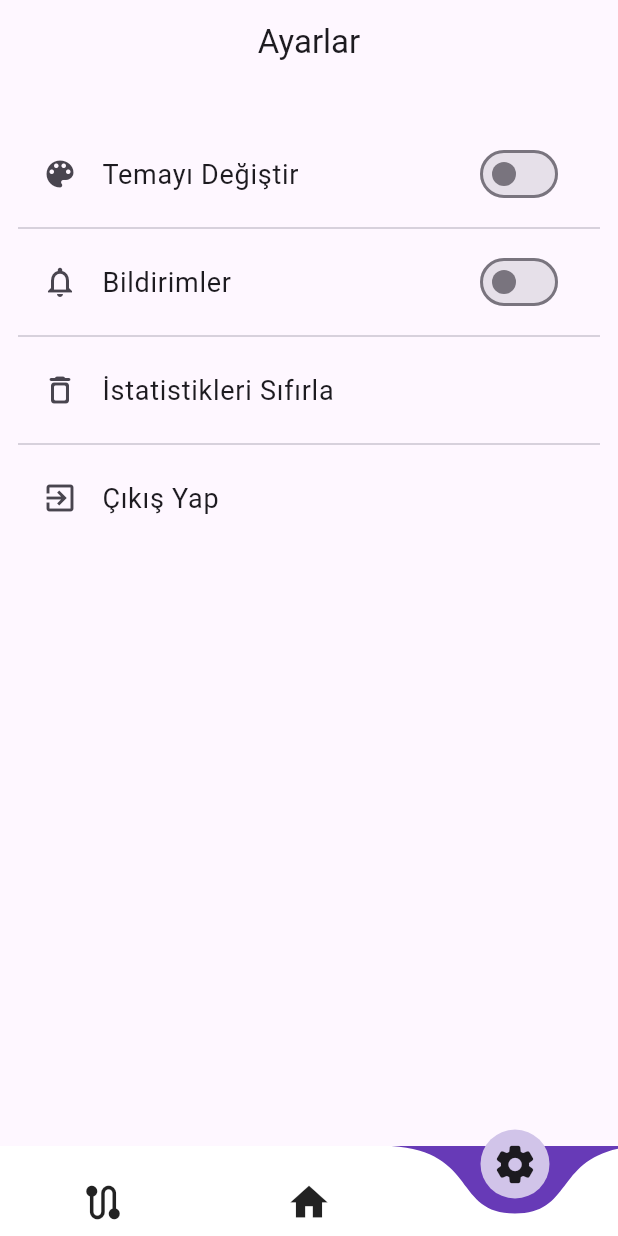
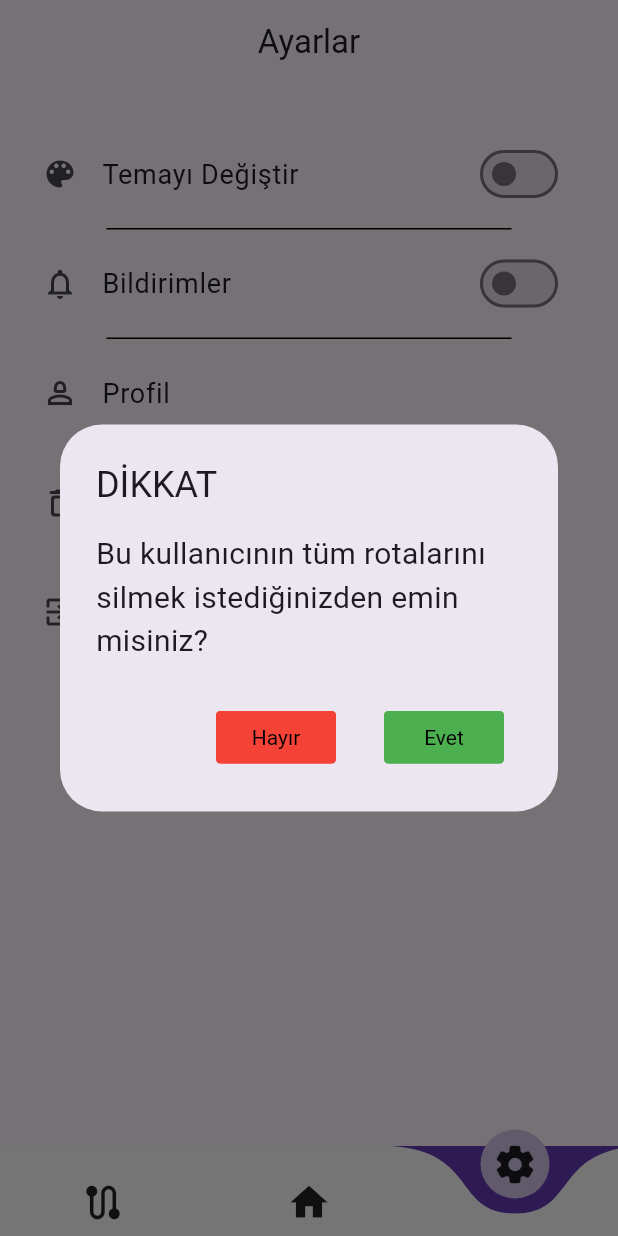
Before and after one commit to bugrahankaramollaoglu/rota_portali, a Flutter app: the screen it shows once a user with an empty profile is signed in, item 3 of the bottom bar chosen, after a tap on "İstatistikleri Sıfırla", on a phone screen of 412 x 824 dp. Run offline on Flutter 3.47's test engine with Material 3 defaults, Android fonts, the phone set to English and light mode, and no system bars; drawn by our look-alikes of curved_navigation_bar, getwidget; our stand-ins replace cloud_firestore, dio, firebase_auth, firebase_core, flutter_rating_bar, fluttertoast and 6 more; missing offline and left inert: flutter_polyline_points; accounts and stored records are empty.

Commit message:
ok. working on settings

```diff
--- a/lib/pages/sub_pages/settings_screen.dart
+++ b/lib/pages/sub_pages/settings_screen.dart
@@ -5,7 +5,7 @@ import 'package:getwidget/components/button/gf_button.dart';
 import 'package:google_fonts/google_fonts.dart';
 
 class Settings_Screen extends StatefulWidget {
-  const Settings_Screen({Key? key}) : super(key: key);
+  const Settings_Screen({super.key});
 
   @override
   _Settings_ScreenState createState() => _Settings_ScreenState();
@@ -13,7 +13,7 @@ class Settings_Screen extends StatefulWidget {
 
 class _Settings_ScreenState extends State<Settings_Screen> {
   ThemeMode _themeMode = ThemeMode.light;
-  bool _notificationMode = true;
+  final bool _notificationMode = true;
 
   int _selectedIndex = 0;
 
@@ -33,7 +33,7 @@ class _Settings_ScreenState extends State<Settings_Screen> {
   Widget build(BuildContext context) {
     return Scaffold(
       appBar: AppBar(
-        title: Text('Ayarlar'),
+        title: const Text('Ayarlar'),
         centerTitle: true,
       ),
       body: Padding(
@@ -57,7 +57,7 @@ class _Settings_ScreenState extends State<Settings_Screen> {
                 },
               ),
             ),
-            const Divider(),
+            Center(child: _divider()),
             ListTile(
               leading: const Icon(Icons.notifications_outlined),
               title: const Text(
@@ -73,7 +73,18 @@ class _Settings_ScreenState extends State<Settings_Screen> {
                 },
               ),
             ),
-            const Divider(),
+            Center(child: _divider()),
+            ListTile(
+              leading: const Icon(Icons.person_2_outlined),
+              title: const Text(
+                'Profil',
+                style: TextStyle(fontSize: 18),
+              ),
+              onTap: () {
+                // Add navigation logic here
+              },
+            ),
+            Center(child: _divider()),
             ListTile(
               leading: const Icon(Icons.delete_outline_rounded),
               title: const Text(
@@ -81,10 +92,10 @@ class _Settings_ScreenState extends State<Settings_Screen> {
                 style: TextStyle(fontSize: 18),
               ),
               onTap: () {
-                // Add navigation logic here
+                showResetStatsAlert();
               },
             ),
-            const Divider(),
+            Center(child: _divider()),
             ListTile(
               leading: const Icon(Icons.exit_to_app_outlined),
               title: const Text(
@@ -152,13 +163,90 @@ class _Settings_ScreenState extends State<Settings_Screen> {
     );
   }
 
+// Function to get the email of the current user
+  Future<String?> getUserEmail() async {
+    FirebaseAuth _auth = FirebaseAuth.instance;
+    User? user = _auth.currentUser;
+
+    if (user != null) {
+      String email = user.email!;
+      return email;
+    } else {
+      return null; // No user signed in
+    }
+  }
+
+  void showResetStatsAlert() {
+    showDialog(
+      context: context,
+      builder: (BuildContext context) {
+        return AlertDialog(
+          title: Text(
+            "DİKKAT",
+            style: GoogleFonts.luckiestGuy(),
+          ),
+          content: Text(
+            "Bu kullanıcının tüm rotalarını silmek istediğinizden emin misiniz?",
+            style: GoogleFonts.roboto(fontSize: 20),
+          ),
+          actions: <Widget>[
+            TextButton(
+              onPressed: null,
+              child: GFButton(
+                text: "Hayır",
+                textStyle: TextStyle(
+                  fontFamily: GoogleFonts.luckiestGuy().fontFamily,
+                  color: Colors.black,
+                ),
+                color: Colors.red,
+                onPressed: () {
+                  Navigator.of(context).pop();
+                },
+              ),
+            ),
+            TextButton(
+              onPressed: null,
+              child: GFButton(
+                text: "Evet",
+                textStyle: TextStyle(
+                  fontFamily: GoogleFonts.luckiestGuy().fontFamily,
+                  color: Colors.black,
+                ),
+                color: Colors.green,
+                onPressed: () async {
+                  String? userEmail = await getUserEmail();
+                  if (userEmail != null) {
+                    removeRoutes(userEmail);
+                  }
+                },
+              ),
+            ),
+          ],
+        );
+      },
+    );
+  }
+
   void logOut() async {
-    FirebaseAuth _auth = FirebaseAuth.instance;
-    await _auth.signOut(); // Sign out the current user
+    FirebaseAuth auth = FirebaseAuth.instance;
+    await auth.signOut(); // Sign out the current user
     // Navigate to the login page
     Navigator.pushReplacement(
       context,
-      MaterialPageRoute(builder: (context) => LoginPage()),
+      MaterialPageRoute(builder: (context) => const LoginPage()),
     );
   }
+
+  Widget _divider() {
+    return Padding(
+      padding: const EdgeInsets.all(8.0),
+      child: Container(
+        width: 270,
+        height: 1, // Thickness of the divider
+        color: Colors.black, // Color of the divider
+      ),
+    );
+  }
+
+  void removeRoutes(String userEmail) {}
 }
--- a/lib/route_list.dart
+++ b/lib/route_list.dart
@@ -17,6 +17,9 @@ class _RoutesListViewState extends State<RoutesListView> {
       []; // List to hold markers for each list item
   final List<Set<Polyline>> _polylinesList =
       []; // List to hold polylines for each list item
+  final TextEditingController _searchController =
+      TextEditingController(); // Controller for search field
+
   static const _initialCameraPosition = CameraPosition(
     target: LatLng(
       39.2933,
@@ -26,14 +29,60 @@ class _RoutesListViewState extends State<RoutesListView> {
   );
 
   @override
+  void dispose() {
+    _searchController
+        .dispose(); // Dispose the controller when the widget is disposed
+    super.dispose();
+  }
+
+  @override
   Widget build(BuildContext context) {
     return Scaffold(
       appBar: AppBar(
-        title: const Center(
-            child: Text('Anasayfa')), // Center-align the title text
+        title: const Center(child: Text('Anasayfa')), // Center-align the title text
         backgroundColor: Colors.deepPurpleAccent, // Set app bar color to purple
       ),
-      body: Container(
+      body: Column(
+        children: [
+          Container(
+            color: Colors
+                .deepPurpleAccent, // App bar rengiyle uyumlu hale getirildi
+            padding: const EdgeInsets.all(8.0),
+            child: Padding(
+              padding: const EdgeInsets.fromLTRB(15, 0, 15, 0),
+              child: TextField(
+                controller: _searchController, // Assign controller to TextField
+                decoration: InputDecoration(
+                  hintText: 'Ara...',
+                  prefixIcon: const Icon(Icons.search,
+                      color: Colors.white), // Icon rengi beyaz olarak ayarlandı
+                  border: OutlineInputBorder(
+                    borderRadius: BorderRadius.circular(20.0),
+                    borderSide: const BorderSide(
+                        color: Colors
+                            .white), // Dış çizgi rengi beyaz olarak ayarlandı
+                  ),
+                  enabledBorder: OutlineInputBorder(
+                    // Arama kutusu devre dışı olduğunda da dış çizgi beyaz olacak
+                    borderRadius: BorderRadius.circular(20.0),
+                    borderSide: const BorderSide(color: Colors.white, width: 2.0),
+                  ),
+                  focusedBorder: OutlineInputBorder(
+                    borderRadius: BorderRadius.circular(20.0),
+                    borderSide: const BorderSide(
+                        color: Colors
+                            .purple), // Focused dış çizgi rengi beyaz olarak ayarlandı
+                  ),
+                ),
+                onChanged: (value) {
+                  // Implement search functionality here
+                  setState(() {}); // Update the UI when search text changes
+                },
+              ),
+            ),
+          ),
+          Expanded(
+            child: Container(
               decoration: const BoxDecoration(
                 gradient: LinearGradient(
                   begin: Alignment.topCenter,
@@ -56,31 +105,36 @@ class _RoutesListViewState extends State<RoutesListView> {
                       child: Text('Error: ${snapshot.error}'),
                     );
                   } else {
-              final List<DocumentSnapshot> documents = snapshot.data!.docs;
+                    final List<DocumentSnapshot> documents =
+                        snapshot.data!.docs;
+
+                    // Apply filtering based on search text
+                    final filteredDocuments = documents.where((document) {
+                      final cityFrom = document['city_from'] ?? '';
+                      final cityTo = document['city_to'] ?? '';
+                      final searchText = _searchController.text.toLowerCase();
+
+                      // Filter documents where either cityFrom or cityTo matches search text
+                      return cityFrom.toLowerCase().contains(searchText) ||
+                          cityTo.toLowerCase().contains(searchText);
+                    }).toList();
 
                     return ListView.builder(
-                itemCount: documents.length,
+                      itemCount: filteredDocuments.length,
                       itemBuilder: (context, index) {
-                  final DocumentSnapshot document = documents[index];
-                  final cityFrom =
-                      document.exists && document['city_from'] != null
-                          ? document['city_from']
-                          : '';
+                        final DocumentSnapshot document =
+                            filteredDocuments[index];
+                        final cityFrom = document['city_from'] ?? '';
                         final cityTo = document['city_to'] ?? '';
                         final fromWhom = document['fromWhom'] ?? '';
                         final guvenilir = document['guvenilir'] ?? 0;
                         final keyifli = document['keyifli'] ?? 0.0;
                         final rahatUlasim = document['rahatUlasim'] ?? 0.0;
                         final origin = document['origin'] ?? const GeoPoint(0, 0);
-                  final destination = document['destination'] ?? const GeoPoint(0, 0);
-                  final distance =
-                      document.exists && document['distance'] != null
-                          ? document['distance']
-                          : 0;
-                  final explanation =
-                      document.exists && document['explanation'] != null
-                          ? document['explanation']
-                          : '';
+                        final destination =
+                            document['destination'] ?? const GeoPoint(0, 0);
+                        final distance = document['distance'] ?? 0;
+                        final explanation = document['explanation'] ?? '';
 
                         // Check if this item is expanded
                         bool isExpanded = _expandedIndex == index;
@@ -93,7 +147,8 @@ class _RoutesListViewState extends State<RoutesListView> {
                           markers.add(
                             Marker(
                               markerId: MarkerId(cityFrom),
-                        position: LatLng(origin.latitude, origin.longitude),
+                              position:
+                                  LatLng(origin.latitude, origin.longitude),
                               infoWindow: InfoWindow(title: cityFrom),
                             ),
                           );
@@ -102,8 +157,8 @@ class _RoutesListViewState extends State<RoutesListView> {
                           markers.add(
                             Marker(
                               markerId: MarkerId(cityTo),
-                        position:
-                            LatLng(destination.latitude, destination.longitude),
+                              position: LatLng(
+                                  destination.latitude, destination.longitude),
                               infoWindow: InfoWindow(title: cityTo),
                             ),
                           );
@@ -121,8 +176,11 @@ class _RoutesListViewState extends State<RoutesListView> {
                             polylineId: PolylineId('polyline$index'),
                             color: Colors.blue,
                             width: 3,
-                      points: _getWavyPoints(origin.latitude, origin.longitude,
-                          destination.latitude, destination.longitude),
+                            points: _getWavyPoints(
+                                origin.latitude,
+                                origin.longitude,
+                                destination.latitude,
+                                destination.longitude),
                           ),
                         );
 
@@ -183,45 +241,25 @@ class _RoutesListViewState extends State<RoutesListView> {
                                     ),
                                   ),
                                   // Additional widgets revealed when expanded
+                                  _buildDescriptionWidget(
+                                      'Güvenilirlik: ', guvenilir),
+                                  _buildDescriptionWidget('Keyifli: ', keyifli),
+                                  _buildDescriptionWidget(
+                                      'Rahat Ulaşım: ', rahatUlasim),
                                   Padding(
-                              padding: const EdgeInsets.fromLTRB(15, 8, 0, 0),
-                              child: _buildDescriptionWidget(
-                                  'Güvenilirlik: ', guvenilir),
-                            ),
-                            Padding(
-                              padding: const EdgeInsets.fromLTRB(15, 0, 0, 0),
-                              child:
-                                  _buildDescriptionWidget('Keyifli: ', keyifli),
-                            ),
-                            Padding(
-                              padding: const EdgeInsets.fromLTRB(15, 0, 0, 0),
-                              child: _buildDescriptionWidget(
-                                  'Rahat Ulaşım: ', rahatUlasim),
-                            ),
-                            Padding(
-                              padding: const EdgeInsets.fromLTRB(20, 8, 18, 15),
+                                    padding: const EdgeInsets.all(8.0),
                                     child: Row(
                                       children: <Widget>[
                                         const Text(
                                           'Açıklama: ',
-                                    textAlign: TextAlign.justify,
-                                    style:
-                                        TextStyle(fontWeight: FontWeight.bold),
+                                          style: TextStyle(
+                                              fontWeight: FontWeight.bold),
                                         ),
                                         const SizedBox(width: 4),
                                         Expanded(
-                                    child: RichText(
-                                      textAlign: TextAlign.justify,
-                                      text: TextSpan(
-                                        text: explanation,
-                                        style: const TextStyle(
-                                          fontSize:
-                                              15.0, // Adjust font size as needed
-                                              fontStyle: FontStyle.italic,
-                                          color: Colors
-                                              .black, // Adjust color as needed
-                                        ),
-                                      ),
+                                          child: Text(
+                                            explanation,
+                                            textAlign: TextAlign.left,
                                           ),
                                         ),
                                       ],
@@ -237,6 +275,9 @@ class _RoutesListViewState extends State<RoutesListView> {
                   }
                 },
               ),
+            ),
+          ),
+        ],
       ),
     );
   }
@@ -279,7 +320,6 @@ class _RoutesListViewState extends State<RoutesListView> {
       ),
     );
   }
-}
 
   Widget _buildStarRating(double rating) {
     int numberOfFullStars = rating.floor();
@@ -311,3 +351,4 @@ Widget _buildStarRating(double rating) {
 
     return Row(children: stars);
   }
+}
```
Lines whose indentation alone changed are shown as unchanged.
